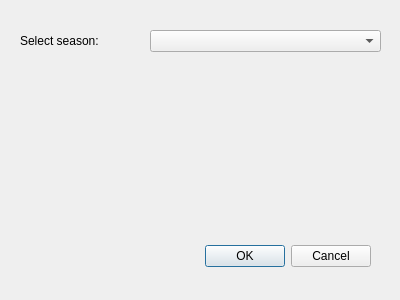
Above: UI/loadseason.ui from ebzimny01/gd-recruit before the change. Below: the same form after it.
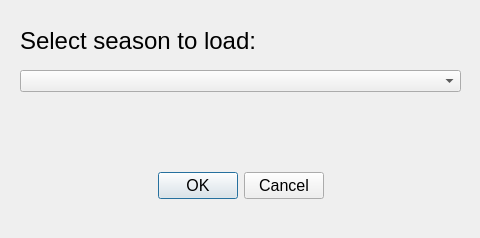
That is the form after the change.

Commit message:
Design changes to load season
1. Increased font size
2. Increased drop-down size
3. Only lists seasons with coachid in the filename

Diff of the .ui file:
```diff
--- a/UI/loadseason.ui
+++ b/UI/loadseason.ui
@@ -9,25 +9,32 @@
    <rect>
     <x>0</x>
     <y>0</y>
-    <width>400</width>
-    <height>300</height>
+    <width>480</width>
+    <height>238</height>
    </rect>
   </property>
+  <property name="font">
+   <font>
+    <family>Arial</family>
+    <pointsize>12</pointsize>
+   </font>
+  </property>
   <property name="windowTitle">
    <string>Load Season</string>
   </property>
   <widget class="QDialogButtonBox" name="buttonBox">
    <property name="geometry">
     <rect>
-     <x>30</x>
-     <y>240</y>
-     <width>341</width>
+     <x>10</x>
+     <y>170</y>
+     <width>461</width>
      <height>32</height>
     </rect>
    </property>
    <property name="font">
     <font>
      <family>Arial</family>
+     <pointsize>12</pointsize>
     </font>
    </property>
    <property name="orientation">
@@ -36,37 +43,42 @@
    <property name="standardButtons">
     <set>QDialogButtonBox::Cancel|QDialogButtonBox::Ok</set>
    </property>
+   <property name="centerButtons">
+    <bool>true</bool>
+   </property>
   </widget>
   <widget class="QLabel" name="labelSelectSeason">
    <property name="geometry">
     <rect>
      <x>20</x>
      <y>30</y>
-     <width>81</width>
+     <width>271</width>
      <height>21</height>
     </rect>
    </property>
    <property name="font">
     <font>
      <family>Arial</family>
+     <pointsize>18</pointsize>
     </font>
    </property>
    <property name="text">
-    <string>Select season:</string>
+    <string>Select season to load:</string>
    </property>
   </widget>
   <widget class="QComboBox" name="comboBoxSelectSeason">
    <property name="geometry">
     <rect>
-     <x>150</x>
-     <y>30</y>
-     <width>231</width>
+     <x>20</x>
+     <y>70</y>
+     <width>441</width>
      <height>22</height>
     </rect>
    </property>
    <property name="font">
     <font>
      <family>Arial</family>
+     <pointsize>12</pointsize>
     </font>
    </property>
   </widget>
```
